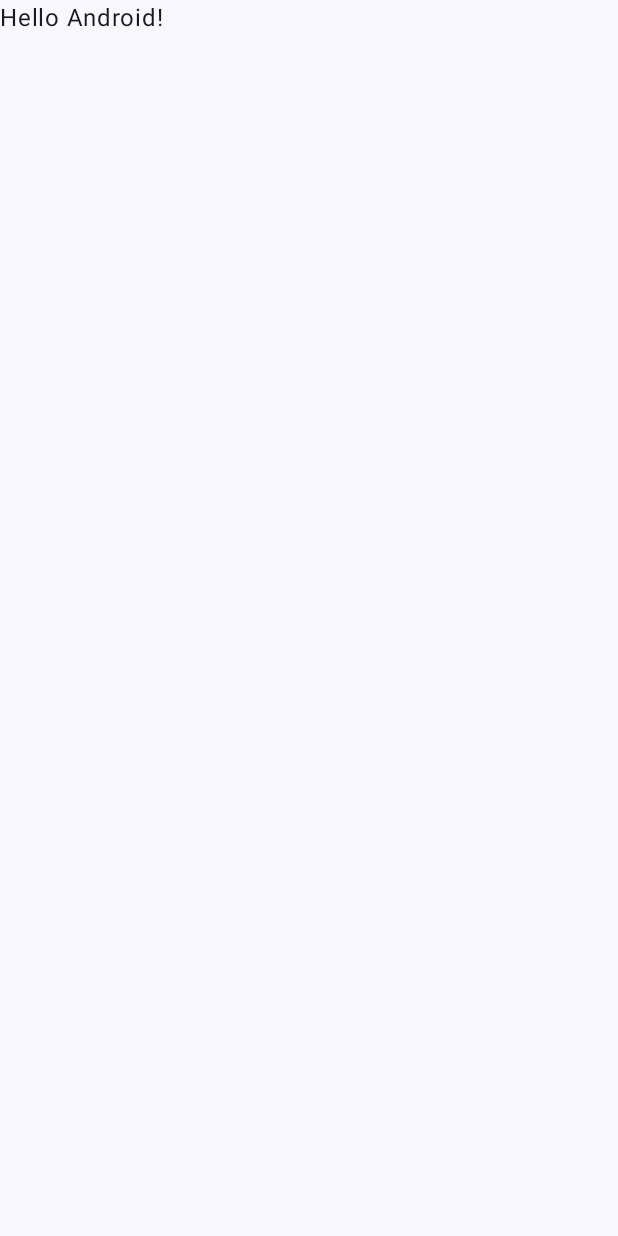
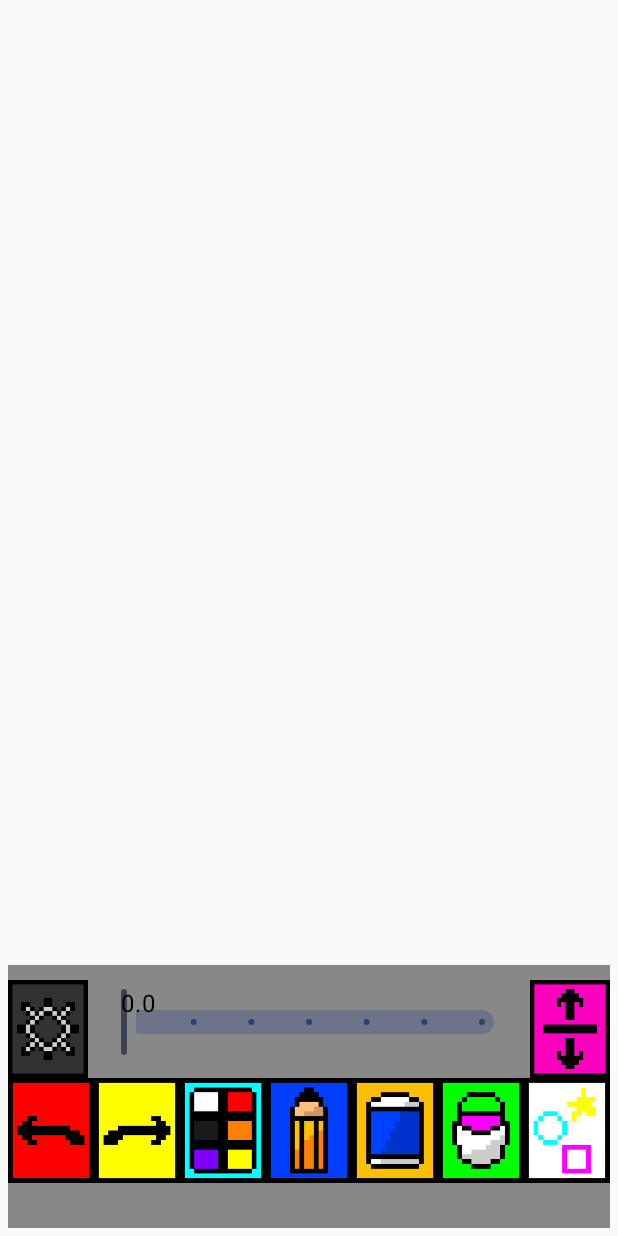
Before and after one commit to Comp350MSPaint/MS_Paint, an Android app built with Jetpack Compose: the screen it shows after launch (MainActivity), on a phone screen of 412 x 824 dp. Before the commit the screen is almost empty. Run offline under Robolectric (Android 15) with nearby library versions, the phone set to English and light mode, and no system bars.

Commit message:
initial UI

```diff
--- a/app/src/main/java/com/example/mspaint/MainActivity.kt
+++ b/app/src/main/java/com/example/mspaint/MainActivity.kt
@@ -3,13 +3,7 @@ package com.example.mspaint
 import android.os.Bundle
 import androidx.activity.ComponentActivity
 import androidx.activity.compose.setContent
-import androidx.compose.foundation.layout.fillMaxSize
-import androidx.compose.material3.MaterialTheme
-import androidx.compose.material3.Surface
-import androidx.compose.material3.Text
-import androidx.compose.runtime.Composable
-import androidx.compose.ui.Modifier
-import androidx.compose.ui.tooling.preview.Preview
+import com.example.mspaint.mainui.MainScreen
 import com.example.mspaint.ui.theme.MSPaintTheme
 
 class MainActivity : ComponentActivity() {
@@ -17,30 +11,8 @@ class MainActivity : ComponentActivity() {
         super.onCreate(savedInstanceState)
         setContent {
             MSPaintTheme {
-                // A surface container using the 'background' color from the theme
-                Surface(
-                    modifier = Modifier.fillMaxSize(),
-                    color = MaterialTheme.colorScheme.background
-                ) {
-                    Greeting("Android")
-                }
+                MainScreen()
             }
         }
     }
 }
-
-@Composable
-fun Greeting(name: String, modifier: Modifier = Modifier) {
-    Text(
-        text = "Hello $name!",
-        modifier = modifier
-    )
-}
-
-@Preview(showBackground = true)
-@Composable
-fun GreetingPreview() {
-    MSPaintTheme {
-        Greeting("Android")
-    }
-}
--- /dev/null
+++ b/app/src/main/java/com/example/mspaint/attributes/Line.kt
@@ -0,0 +1,15 @@
+package com.example.mspaint.attributes
+
+import androidx.compose.ui.geometry.Offset
+import androidx.compose.ui.graphics.Color
+import androidx.compose.ui.unit.Dp
+import androidx.compose.ui.unit.dp
+
+var hue = Color.Red
+var pencilWidth: Float = 2f
+data class Line(
+    val start: Offset,
+    val end: Offset,
+    val color: Color = hue,
+    var strokeWidth: Dp = pencilWidth.dp
+)
--- /dev/null
+++ b/app/src/main/java/com/example/mspaint/mainui/Slider.kt
@@ -0,0 +1,45 @@
+package com.example.mspaint.mainui
+
+import androidx.compose.material3.MaterialTheme
+import androidx.compose.material3.Slider
+import androidx.compose.material3.SliderDefaults
+import androidx.compose.material3.Text
+import androidx.compose.runtime.Composable
+import androidx.compose.runtime.getValue
+import androidx.compose.runtime.mutableFloatStateOf
+import androidx.compose.runtime.remember
+import androidx.compose.runtime.setValue
+import androidx.compose.ui.tooling.preview.Preview
+import com.example.mspaint.attributes.pencilWidth
+import com.example.mspaint.tools.pencil
+
+@Composable
+fun SliderFunc() {
+    var sliderPosition by remember { mutableFloatStateOf(0f) }
+    pencilWidth = 2f
+
+    Slider(
+        value = sliderPosition,
+        onValueChange = { sliderPosition = it },
+        colors = SliderDefaults.colors(
+            thumbColor = MaterialTheme.colorScheme.secondary,
+            activeTrackColor = MaterialTheme.colorScheme.secondary,
+            inactiveTrackColor = MaterialTheme.colorScheme.secondaryContainer,
+        ),
+        steps = 5,
+        valueRange = 2f..20f,
+
+        )
+    Text(
+        text = sliderPosition.toString()
+
+    )
+    pencilWidth = sliderPosition
+}
+
+
+@Preview
+@Composable
+fun SliderPreview() {
+    SliderFunc()
+}
--- /dev/null
+++ b/app/src/main/java/com/example/mspaint/mainui/drawingScreen.kt
@@ -0,0 +1,46 @@
+package com.example.mspaint.mainui
+
+import androidx.compose.foundation.Canvas
+import androidx.compose.foundation.gestures.detectDragGestures
+import androidx.compose.foundation.layout.fillMaxSize
+import androidx.compose.runtime.Composable
+import androidx.compose.runtime.mutableStateListOf
+import androidx.compose.runtime.remember
+import androidx.compose.ui.Modifier
+import androidx.compose.ui.graphics.StrokeCap
+import androidx.compose.ui.input.pointer.pointerInput
+import com.example.mspaint.attributes.Line
+
+@Composable
+fun DrawScreen() {
+    val lines = remember {
+        mutableStateListOf<Line>()
+    }
+    Canvas(
+// sets up the canvas
+        modifier = Modifier
+            .fillMaxSize()
+            .pointerInput(true) {
+                detectDragGestures { change, dragAmount ->
+                    change.consume()
+
+                    val line = Line(
+                        start = change.position - dragAmount,
+                        end = change.position
+                    )
+                    lines.add(line)
+                }
+            }
+    ) // creates the actual drawing. drawLine function is a part of Jetpack Compose
+    {
+        lines.forEach { line ->
+            drawLine(
+                color = line.color,
+                start = line.start,
+                end = line.end,
+                strokeWidth = line.strokeWidth.toPx(),
+                cap = StrokeCap.Round
+            )
+        }
+    }
+}
--- /dev/null
+++ b/app/src/main/java/com/example/mspaint/mainui/firstRow.kt
@@ -0,0 +1,109 @@
+package com.example.mspaint.mainui
+
+import androidx.compose.foundation.BorderStroke
+import androidx.compose.foundation.Image
+import androidx.compose.foundation.background
+import androidx.compose.foundation.layout.Box
+import androidx.compose.foundation.layout.Row
+import androidx.compose.foundation.layout.fillMaxSize
+import androidx.compose.foundation.layout.fillMaxWidth
+import androidx.compose.foundation.layout.height
+import androidx.compose.foundation.layout.size
+import androidx.compose.material3.Button
+import androidx.compose.material3.OutlinedButton
+import androidx.compose.material3.Text
+import androidx.compose.runtime.Composable
+import androidx.compose.runtime.getValue
+import androidx.compose.runtime.mutableStateOf
+import androidx.compose.runtime.remember
+import androidx.compose.runtime.setValue
+import androidx.compose.ui.Alignment
+import androidx.compose.ui.Modifier
+import androidx.compose.ui.graphics.Color
+import androidx.compose.ui.graphics.RectangleShape
+import androidx.compose.ui.res.painterResource
+import androidx.compose.ui.tooling.preview.Preview
+import androidx.compose.ui.unit.dp
+import com.example.mspaint.R
+import com.example.mspaint.tools.pencil
+
+@Composable
+fun firstRow(): Boolean {
+    var hidden by remember{ mutableStateOf(false) }
+    Row(
+        modifier = Modifier
+            .fillMaxWidth()
+            .height(75.dp)
+            .background(Color.Gray)
+    ) {
+        Box(
+            modifier = Modifier
+                .fillMaxSize()
+                .weight(1.5f)
+        ) {
+            Box(
+                modifier = Modifier
+                    .align(Alignment.BottomStart)
+                    .size(width = 53.dp, height = 65.dp)
+            ) {
+                OutlinedButton(
+                    onClick = { pencil() },
+                    border = BorderStroke(2.dp, Color.Black),
+                    shape = RectangleShape,
+                    modifier = Modifier.size(width = 50.dp, height = 65.dp)
+                ) {
+
+                }
+                Image(
+                    painter = painterResource(R.drawable.options),
+                    contentDescription = "options",
+                    modifier = Modifier
+                        .align(Alignment.BottomEnd)
+                )
+            }
+        }
+        Box(
+            modifier = Modifier
+                .weight(5f)
+                .align(Alignment.CenterVertically)
+        ) {
+            SliderFunc()
+        }
+        Box(
+            modifier = Modifier
+                .fillMaxSize()
+                .weight(1.5f)
+        ) {
+            Box(
+                modifier = Modifier
+                    .align(Alignment.BottomEnd)
+                    .size(width = 53.dp, height = 65.dp)
+            )
+            {
+
+                Button(
+                    onClick = { hidden = !hidden },
+                    shape = RectangleShape,
+                    modifier = Modifier.size(width = 53.dp, height = 65.dp)
+                ) {
+
+                }
+                Image(
+                    painter = painterResource(R.drawable.updown),
+                    contentDescription = "updown",
+                    modifier = Modifier
+                        .align(Alignment.BottomEnd)
+                )
+
+            }
+
+        }
+    }
+    return hidden
+}
+
+@Preview
+@Composable
+fun FirstRowPreview() {
+    MainScreen()
+}
--- /dev/null
+++ b/app/src/main/java/com/example/mspaint/mainui/mainScreen.kt
@@ -0,0 +1,55 @@
+package com.example.mspaint.mainui
+
+import androidx.compose.foundation.layout.Box
+import androidx.compose.foundation.layout.Column
+import androidx.compose.foundation.layout.fillMaxHeight
+import androidx.compose.foundation.layout.fillMaxWidth
+import androidx.compose.foundation.layout.padding
+import androidx.compose.runtime.Composable
+import androidx.compose.ui.Alignment
+import androidx.compose.ui.Modifier
+import androidx.compose.ui.tooling.preview.Preview
+import androidx.compose.ui.unit.dp
+
+@Composable
+fun MainScreen() {
+    // list of lines
+    Column(
+        modifier = Modifier
+            .fillMaxHeight()
+    ) {
+        Box(
+            modifier = Modifier
+
+        ) {
+            //the actual canvas
+            DrawScreen()
+            // the toolbar
+            Box(
+                modifier = Modifier
+                    .align(Alignment.BottomCenter)
+                    .fillMaxWidth()
+                    .padding(5.dp)
+            ) {
+                // rows
+                Column {
+                    var hide: Boolean = true
+                    // first row
+                    hide = firstRow()
+
+                    // second row
+                    if (!hide) {
+                        SecondRow()
+                    }
+                }
+            }
+        }
+    }
+}
+
+
+@Preview
+@Composable
+fun MainScreenPreview() {
+    MainScreen()
+}
--- /dev/null
+++ b/app/src/main/java/com/example/mspaint/mainui/secondRow.kt
@@ -0,0 +1,154 @@
+package com.example.mspaint.mainui
+
+import androidx.compose.foundation.BorderStroke
+import androidx.compose.foundation.Image
+import androidx.compose.foundation.background
+import androidx.compose.foundation.layout.Box
+import androidx.compose.foundation.layout.Row
+import androidx.compose.foundation.layout.fillMaxSize
+import androidx.compose.foundation.layout.fillMaxWidth
+import androidx.compose.foundation.layout.height
+import androidx.compose.foundation.layout.padding
+import androidx.compose.foundation.layout.size
+import androidx.compose.material3.Button
+import androidx.compose.material3.OutlinedButton
+import androidx.compose.material3.Text
+import androidx.compose.runtime.Composable
+import androidx.compose.ui.Modifier
+import androidx.compose.ui.graphics.Color
+import androidx.compose.ui.graphics.RectangleShape
+import androidx.compose.ui.res.painterResource
+import androidx.compose.ui.tooling.preview.Preview
+import androidx.compose.ui.unit.dp
+import com.example.mspaint.R
+import com.example.mspaint.tools.eraser
+import com.example.mspaint.tools.pencil
+
+@Composable
+fun SecondRow(){
+    Row(
+        modifier = Modifier
+            .fillMaxWidth()
+            .height(100.dp)
+            .background(Color.Gray)
+            .padding(0.dp)
+    ) {
+        val reusableModifier = Modifier
+            .fillMaxSize()
+            .weight(1f)
+
+
+        Box(
+            modifier = reusableModifier
+        ) {
+            Button(
+                onClick = { pencil() },
+                shape = RectangleShape,
+                modifier = Modifier.size(width = 80.dp, height = 65.dp)
+            ) {
+
+            }
+            Image(
+                painter = painterResource(R.drawable.undo),
+                contentDescription = "undo"
+            )
+        }
+        Box(
+            modifier = reusableModifier
+        ) {
+            Button(
+                onClick = { pencil() },
+                shape = RectangleShape,
+                modifier = Modifier.size(width = 80.dp, height = 65.dp)
+            ) {
+
+            }
+            Image(
+                painter = painterResource(R.drawable.redo),
+                contentDescription = "redo"
+            )
+        }
+        Box(
+            modifier = reusableModifier
+        ) {
+            Button(
+                onClick = { pencil() },
+                shape = RectangleShape,
+                modifier = Modifier.size(width = 80.dp, height = 65.dp)
+            ) {
+
+            }
+            Image(
+                painter = painterResource(R.drawable.pallet),
+                contentDescription = "pallet"
+            )
+        }
+        Box(
+            modifier = reusableModifier
+        ) {
+            Button(
+                onClick = { pencil() },
+                shape = RectangleShape,
+                modifier = Modifier.size(width = 80.dp, height = 65.dp)
+            ) {
+
+            }
+            Image(
+                painter = painterResource(R.drawable.pencil),
+                contentDescription = "pencil"
+            )
+        }
+        Box(
+            modifier = reusableModifier
+        ) {
+            Button(
+                onClick = { eraser() },
+                shape = RectangleShape,
+                modifier = Modifier.size(width = 80.dp, height = 65.dp)
+            ) {
+
+            }
+            Image(
+                painter = painterResource(R.drawable.eraser),
+                contentDescription = "eraser"
+            )
+        }
+        Box(
+            modifier = reusableModifier
+        ) {
+            Button(
+                onClick = { pencil() },
+                shape = RectangleShape,
+                modifier = Modifier.size(width = 80.dp, height = 65.dp)
+            ) {
+
+            }
+            Image(
+                painter = painterResource(R.drawable.bucket),
+                contentDescription = "bucket"
+            )
+        }
+        Box(
+            modifier = reusableModifier
+        ) {
+            Button(
+                onClick = { pencil() },
+                shape = RectangleShape,
+                modifier = Modifier.size(width = 80.dp, height = 65.dp)
+            ) {
+
+            }
+            Image(
+                painter = painterResource(R.drawable.shapes),
+                contentDescription = "shape"
+            )
+        }
+
+    }
+}
+
+@Preview
+@Composable
+fun SecondRowPreview() {
+    MainScreen()
+}
--- /dev/null
+++ b/app/src/main/java/com/example/mspaint/tools/Eraser.kt
@@ -0,0 +1,8 @@
+package com.example.mspaint.tools
+
+import com.example.mspaint.attributes.hue
+
+fun eraser () {
+    // TODO: change the hue to the color of the canvas which isn't white
+    hue = androidx.compose.ui.graphics.Color.White
+}
--- /dev/null
+++ b/app/src/main/java/com/example/mspaint/tools/Pencil.kt
@@ -0,0 +1,7 @@
+package com.example.mspaint.tools
+
+import com.example.mspaint.attributes.hue
+
+fun pencil() {
+    hue = androidx.compose.ui.graphics.Color.Black
+}
--- a/gradle/libs.versions.toml
+++ b/gradle/libs.versions.toml
@@ -1,5 +1,5 @@
 [versions]
-agp = "8.3.0"
+agp = "8.3.1"
 kotlin = "1.9.0"
 coreKtx = "1.12.0"
 junit = "4.13.2"
```
Also changed, not shown: app/src/main/res/drawable/bucket.png (added), app/src/main/res/drawable/eraser.png (added), app/src/main/res/drawable/options.png (added), app/src/main/res/drawable/pallet.png (added), app/src/main/res/drawable/pencil.png (added), app/src/main/res/drawable/redo.png (added), app/src/main/res/drawable/shapes.png (added), app/src/main/res/drawable/undo.png (added), app/src/main/res/drawable/updown.png (added).
